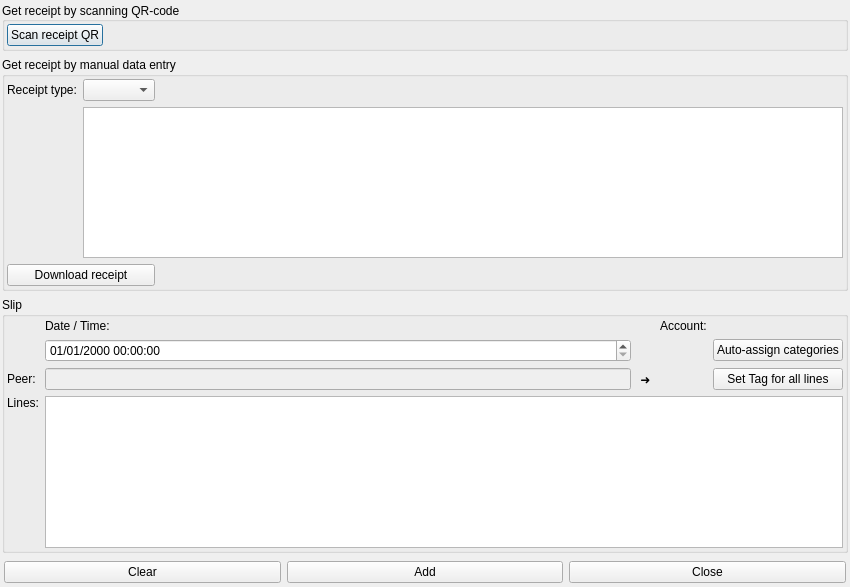
First picture: the form in jal/ui/receipt_import_dlg.ui, repository titov-vv/jal, before the edit.
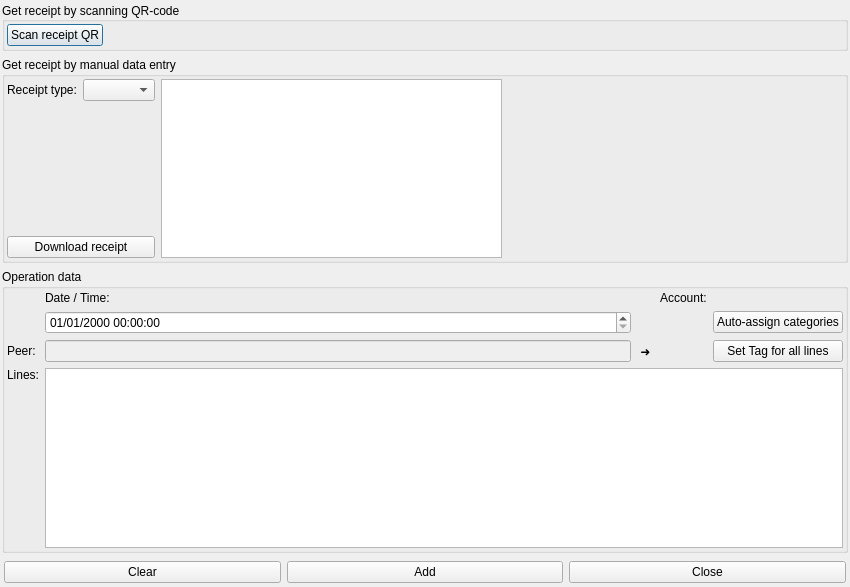
Second picture: the form after the edit. Custom widgets are drawn as their Qt base class.

Commit message: Draft model for slip parameters editor

What changed in the file:
```diff
--- a/jal/ui/receipt_import_dlg.ui
+++ b/jal/ui/receipt_import_dlg.ui
@@ -43,7 +43,7 @@
      <property name="frameShadow">
       <enum>QFrame::Plain</enum>
      </property>
-     <layout class="QVBoxLayout" name="verticalLayout_2">
+     <layout class="QHBoxLayout" name="horizontalLayout_2">
       <property name="spacing">
        <number>2</number>
       </property>
@@ -145,6 +145,20 @@
       <item row="0" column="1">
        <widget class="QComboBox" name="ReceiptAPICombo"/>
       </item>
+      <item row="0" column="0">
+       <widget class="QLabel" name="ReceiptAPILabel">
+        <property name="text">
+         <string>Receipt type:</string>
+        </property>
+       </widget>
+      </item>
+      <item row="2" column="0" colspan="2">
+       <widget class="QPushButton" name="DownloadReceiptBtn">
+        <property name="text">
+         <string>Download receipt</string>
+        </property>
+       </widget>
+      </item>
       <item row="1" column="0">
        <spacer name="verticalSpacer">
         <property name="orientation">
@@ -158,22 +172,8 @@
         </property>
        </spacer>
       </item>
-      <item row="2" column="0" colspan="2">
-       <widget class="QPushButton" name="DownloadReceiptBtn">
-        <property name="text">
-         <string>Download receipt</string>
-        </property>
-       </widget>
-      </item>
-      <item row="0" column="0">
-       <widget class="QLabel" name="ReceiptAPILabel">
-        <property name="text">
-         <string>Receipt type:</string>
-        </property>
-       </widget>
-      </item>
-      <item row="0" column="2">
-       <spacer name="horizontalSpacer_3">
+      <item row="0" column="3">
+       <spacer name="horizontalSpacer_2">
         <property name="orientation">
          <enum>Qt::Horizontal</enum>
         </property>
@@ -185,27 +185,27 @@
         </property>
        </spacer>
       </item>
-      <item row="2" column="2">
-       <spacer name="horizontalSpacer_4">
-        <property name="orientation">
-         <enum>Qt::Horizontal</enum>
-        </property>
-        <property name="sizeHint" stdset="0">
-         <size>
-          <width>40</width>
-          <height>20</height>
-         </size>
-        </property>
-       </spacer>
-      </item>
-      <item row="1" column="1" colspan="2">
-       <widget class="QTableView" name="ReceiptParametersList"/>
+      <item row="0" column="2" rowspan="3">
+       <widget class="QTableView" name="ReceiptParametersList">
+        <attribute name="horizontalHeaderVisible">
+         <bool>false</bool>
+        </attribute>
+        <attribute name="horizontalHeaderStretchLastSection">
+         <bool>true</bool>
+        </attribute>
+        <attribute name="verticalHeaderMinimumSectionSize">
+         <number>20</number>
+        </attribute>
+        <attribute name="verticalHeaderDefaultSectionSize">
+         <number>20</number>
+        </attribute>
+       </widget>
       </item>
      </layout>
     </widget>
    </item>
    <item>
-    <widget class="QGroupBox" name="SlipGroup">
+    <widget class="QGroupBox" name="ReceiptGroup">
      <property name="sizePolicy">
       <sizepolicy hsizetype="Preferred" vsizetype="Expanding">
        <horstretch>0</horstretch>
@@ -213,7 +213,7 @@
       </sizepolicy>
      </property>
      <property name="title">
-      <string>Slip</string>
+      <string>Operation data</string>
      </property>
      <layout class="QGridLayout" name="gridLayout">
       <property name="leftMargin">
```
The commit also changes 4 other files.
